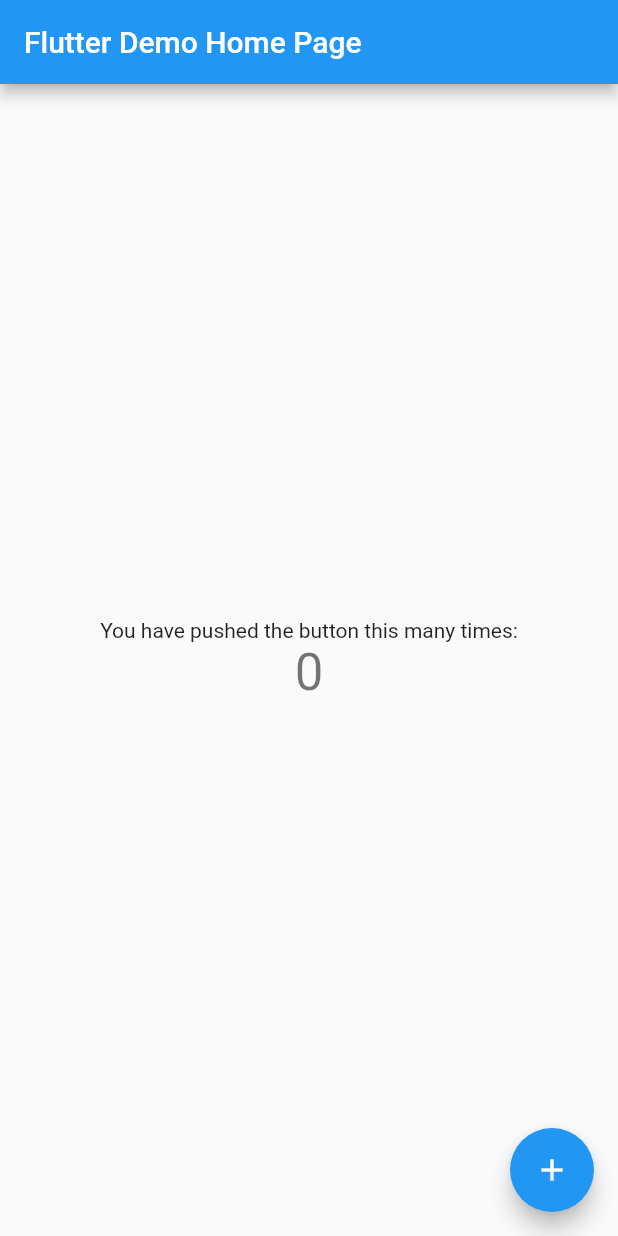
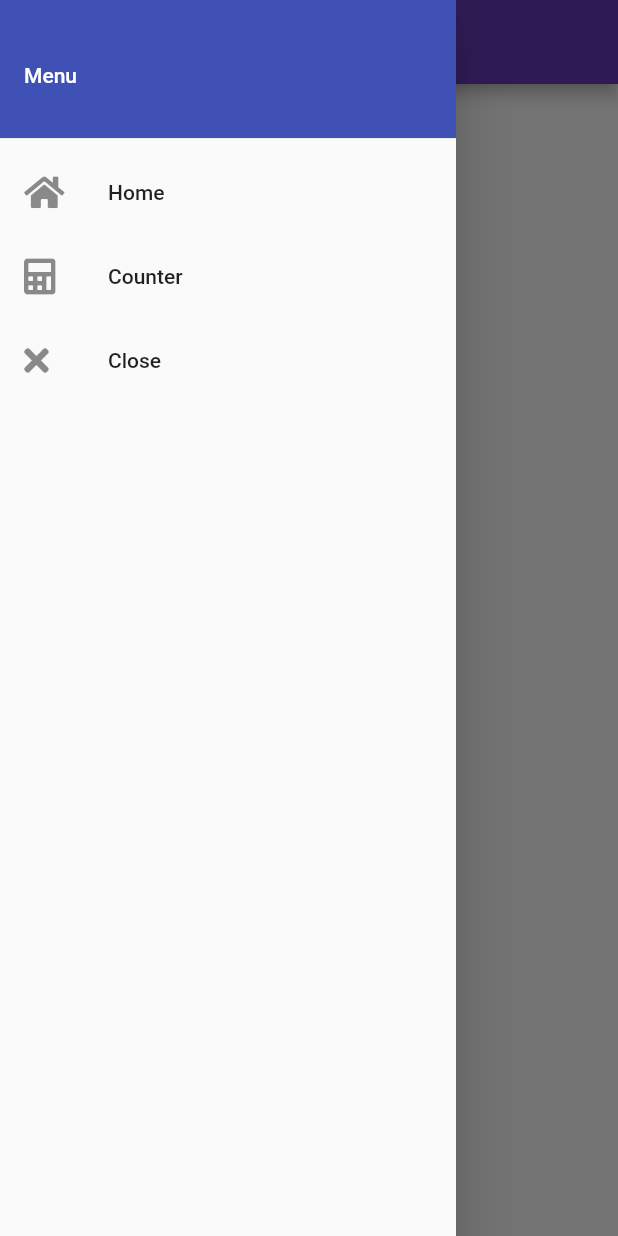
Before and after one commit to jfmdev/flutter_melange, a Flutter app: the screen it shows after launch, with the side drawer open (before the commit the screen has no drawer), on a phone screen of 412 x 824 dp. Run offline on Flutter 3.47's test engine with Material 2 defaults, Android fonts, the phone set to English and light mode, and no system bars; our stand-ins replace font_awesome_flutter.

Commit message:
Add Welcome screen and Drawer widget

```diff
--- a/lib/main.dart
+++ b/lib/main.dart
@@ -1,6 +1,9 @@
 import 'package:flutter/material.dart';
 
+import 'package:flutter_melange/screens/home.dart';
+
 void main() {
+  WidgetsFlutterBinding.ensureInitialized();
   runApp(MyApp());
 }
 
@@ -9,105 +12,11 @@
   @override
   Widget build(BuildContext context) {
     return MaterialApp(
-      title: 'Flutter Demo',
+      title: 'Flutter Melange',
       theme: ThemeData(
-        // This is the theme of your application.
-        //
-        // Try running your application with "flutter run". You'll see the
-        // application has a blue toolbar. Then, without quitting the app, try
-        // changing the primarySwatch below to Colors.green and then invoke
-        // "hot reload" (press "r" in the console where you ran "flutter run",
-        // or simply save your changes to "hot reload" in a Flutter IDE).
-        // Notice that the counter didn't reset back to zero; the application
-        // is not restarted.
-        primarySwatch: Colors.blue,
+        primarySwatch: Colors.deepPurple,
       ),
-      home: MyHomePage(title: 'Flutter Demo Home Page'),
+      home: HomeScreen(),
     );
   }
 }
-
-class MyHomePage extends StatefulWidget {
-  MyHomePage({Key? key, required this.title}) : super(key: key);
-
-  // This widget is the home page of your application. It is stateful, meaning
-  // that it has a State object (defined below) that contains fields that affect
-  // how it looks.
-
-  // This class is the configuration for the state. It holds the values (in this
-  // case the title) provided by the parent (in this case the App widget) and
-  // used by the build method of the State. Fields in a Widget subclass are
-  // always marked "final".
-
-  final String title;
-
-  @override
-  _MyHomePageState createState() => _MyHomePageState();
-}
-
-class _MyHomePageState extends State<MyHomePage> {
-  int _counter = 0;
-
-  void _incrementCounter() {
-    setState(() {
-      // This call to setState tells the Flutter framework that something has
-      // changed in this State, which causes it to rerun the build method below
-      // so that the display can reflect the updated values. If we changed
-      // _counter without calling setState(), then the build method would not be
-      // called again, and so nothing would appear to happen.
-      _counter++;
-    });
-  }
-
-  @override
-  Widget build(BuildContext context) {
-    // This method is rerun every time setState is called, for instance as done
-    // by the _incrementCounter method above.
-    //
-    // The Flutter framework has been optimized to make rerunning build methods
-    // fast, so that you can just rebuild anything that needs updating rather
-    // than having to individually change instances of widgets.
-    return Scaffold(
-      appBar: AppBar(
-        // Here we take the value from the MyHomePage object that was created by
-        // the App.build method, and use it to set our appbar title.
-        title: Text(widget.title),
-      ),
-      body: Center(
-        // Center is a layout widget. It takes a single child and positions it
-        // in the middle of the parent.
-        child: Column(
-          // Column is also a layout widget. It takes a list of children and
-          // arranges them vertically. By default, it sizes itself to fit its
-          // children horizontally, and tries to be as tall as its parent.
-          //
-          // Invoke "debug painting" (press "p" in the console, choose the
-          // "Toggle Debug Paint" action from the Flutter Inspector in Android
-          // Studio, or the "Toggle Debug Paint" command in Visual Studio Code)
-          // to see the wireframe for each widget.
-          //
-          // Column has various properties to control how it sizes itself and
-          // how it positions its children. Here we use mainAxisAlignment to
-          // center the children vertically; the main axis here is the vertical
-          // axis because Columns are vertical (the cross axis would be
-          // horizontal).
-          mainAxisAlignment: MainAxisAlignment.center,
-          children: <Widget>[
-            Text(
-              'You have pushed the button this many times:',
-            ),
-            Text(
-              '$_counter',
-              style: Theme.of(context).textTheme.headline4,
-            ),
-          ],
-        ),
-      ),
-      floatingActionButton: FloatingActionButton(
-        onPressed: _incrementCounter,
-        tooltip: 'Increment',
-        child: Icon(Icons.add),
-      ), // This trailing comma makes auto-formatting nicer for build methods.
-    );
-  }
-}
--- /dev/null
+++ b/lib/screens/counter.dart
@@ -0,0 +1,51 @@
+import 'package:flutter/material.dart';
+
+import 'package:flutter_melange/widgets/drawer.dart';
+
+class CounterScreen extends StatefulWidget {
+  CounterScreen({Key? key}) : super(key: key);
+
+  @override
+  _CounterScreenState createState() => _CounterScreenState();
+}
+
+class _CounterScreenState extends State<CounterScreen> {
+  int _counter = 0;
+
+  static const title = "Counter";
+
+  void _incrementCounter() {
+    setState(() {
+      _counter++;
+    });
+  }
+
+  @override
+  Widget build(BuildContext context) {
+    return Scaffold(
+      appBar: AppBar(
+        title: Text(title),
+      ),
+      drawer: MyDrawer(),
+      body: Center(
+        child: Column(
+          mainAxisAlignment: MainAxisAlignment.center,
+          children: <Widget>[
+            Text(
+              'You have pushed the button this many times:',
+            ),
+            Text(
+              '$_counter',
+              style: Theme.of(context).textTheme.headline4,
+            ),
+          ],
+        ),
+      ),
+      floatingActionButton: FloatingActionButton(
+        onPressed: _incrementCounter,
+        tooltip: 'Increment',
+        child: Icon(Icons.add),
+      ),
+    );
+  }
+}
--- /dev/null
+++ b/lib/screens/home.dart
@@ -0,0 +1,34 @@
+import 'package:flutter/material.dart';
+
+import 'package:flutter_melange/widgets/drawer.dart';
+
+class HomeScreen extends StatefulWidget {
+  HomeScreen({Key? key}) : super(key: key);
+
+  @override
+  _HomeScreenState createState() => _HomeScreenState();
+}
+
+class _HomeScreenState extends State<HomeScreen> {
+  static const title = "Home";
+
+  @override
+  Widget build(BuildContext context) {
+    return Scaffold(
+      appBar: AppBar(
+        title: Text(title),
+      ),
+      drawer: MyDrawer(),
+      body: Center(
+        child: Column(
+          mainAxisAlignment: MainAxisAlignment.center,
+          children: <Widget>[
+            Text(
+              'Welcome to Flutter Melange',
+            ),
+          ],
+        ),
+      ),
+    );
+  }
+}
--- /dev/null
+++ b/lib/widgets/drawer.dart
@@ -0,0 +1,62 @@
+import 'package:flutter/material.dart';
+import 'package:font_awesome_flutter/font_awesome_flutter.dart';
+
+import 'package:flutter_melange/screens/counter.dart';
+import 'package:flutter_melange/screens/home.dart';
+
+class MyDrawer extends StatelessWidget {
+  @override
+  Widget build(BuildContext context) {
+    return Drawer(
+      // Add a ListView to the drawer. This ensures the user can scroll
+      // through the options in the drawer if there isn't enough vertical
+      // space to fit everything.
+      child: ListView(
+        // Important: Remove any padding from the ListView.
+        padding: EdgeInsets.zero,
+        children: <Widget>[
+          Container(
+              child: DrawerHeader(
+                decoration: BoxDecoration(
+                  color: Colors.indigo,
+                ),
+                child: Container(
+                  child: Text("Menu", style: TextStyle(color: Colors.white)),
+                  alignment: Alignment.centerLeft, // <-- ALIGNMENT
+                  height: 50,
+                ),
+              ),
+              height: 100),
+          ListTile(
+            title: Text('Home'),
+            leading: FaIcon(FontAwesomeIcons.home),
+            onTap: () {
+              Navigator.push(
+                context,
+                MaterialPageRoute(builder: (context) => HomeScreen()),
+              );
+            },
+          ),
+          ListTile(
+            title: Text('Counter'),
+            leading: FaIcon(FontAwesomeIcons.calculator),
+            onTap: () {
+              Navigator.push(
+                context,
+                MaterialPageRoute(builder: (context) => CounterScreen()),
+              );
+            },
+          ),
+          ListTile(
+            title: Text('Close'),
+            leading: FaIcon(FontAwesomeIcons.times),
+            onTap: () {
+              // Close the drawer.
+              Navigator.pop(context);
+            },
+          ),
+        ],
+      ),
+    );
+  }
+}
--- a/pubspec.yaml
+++ b/pubspec.yaml
@@ -23,7 +23,7 @@
 dependencies:
   flutter:
     sdk: flutter
-
+  font_awesome_flutter: 9.1.0
 
   # The following adds the Cupertino Icons font to your application.
   # Use with the CupertinoIcons class for iOS style icons.
```
Also changed, not shown: pubspec.lock.
